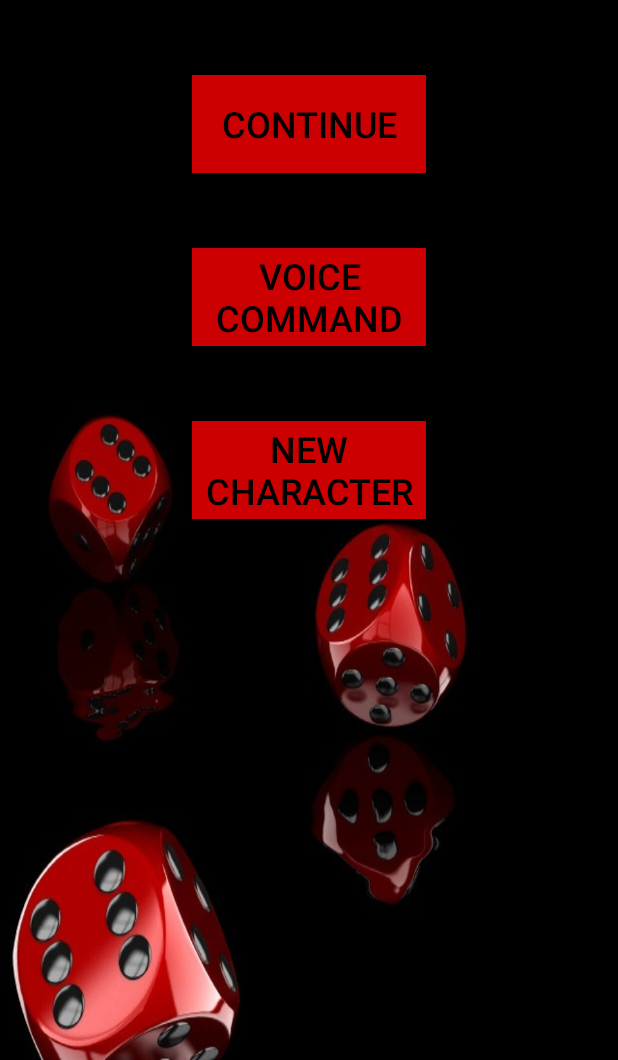
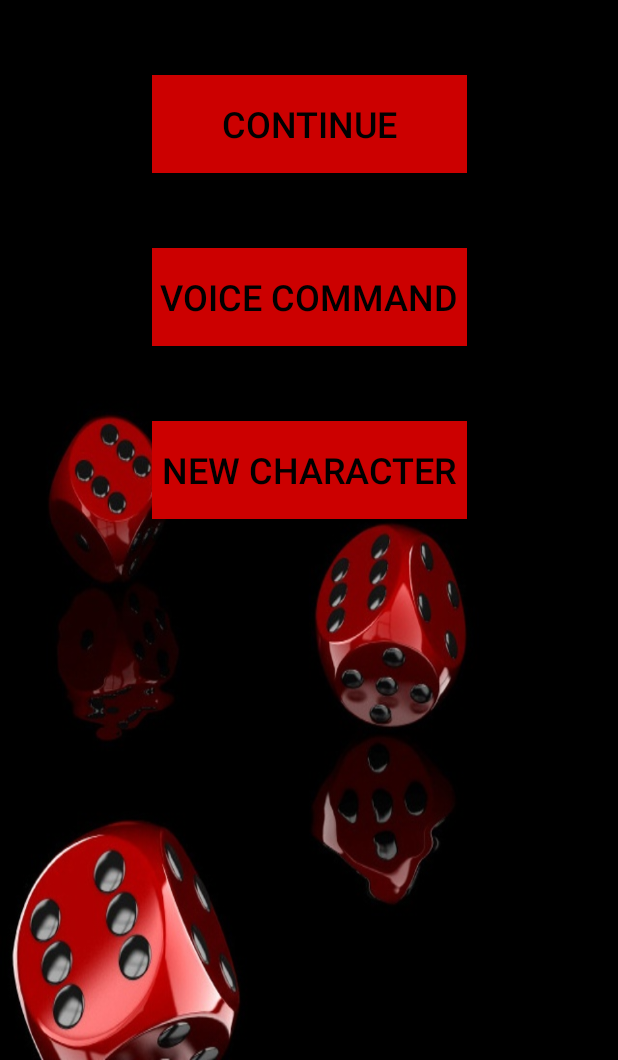
Before and after one commit to MatthewBing/Dragons-Roar, an Android app: the screen it shows after launch (MainMenuMainActivity), on a phone screen of 412 x 824 dp, the part 176-1236 px from its top. Run offline under Robolectric (Android 15) with nearby library versions, the phone set to English and light mode, and no system bars.

Commit message:
Updating with minor interface adjustments

```diff
--- a/app/build.gradle
+++ b/app/build.gradle
@@ -31,6 +31,7 @@ dependencies {
     compile 'ai.api:sdk:2.0.5@aar'
     // api.ai SDK dependencies
     compile 'com.android.support:appcompat-v7:25.2.0'
+    compile 'com.android.support:percent:25.2.0'
     compile 'commons-io:commons-io:2.4'
     compile fileTree(include: ['*.jar'], dir: 'libs')
     androidTestCompile('com.android.support.test.espresso:espresso-core:2.2.2', {
--- a/app/src/main/res/layout/mainmenu_content_main.xml
+++ b/app/src/main/res/layout/mainmenu_content_main.xml
@@ -13,8 +13,8 @@
     <Button
         android:id="@+id/newChar"
         style="@style/Widget.AppCompat.Button.Borderless.Colored"
-        android:layout_width="156dp"
-        android:layout_height="65dp"
+        android:layout_width="210sp"
+        android:layout_height="65sp"
         android:background="@android:color/holo_red_dark"
         android:text="New Character"
         android:textColor="@android:color/black"
@@ -28,8 +28,8 @@
     <Button
         android:id="@+id/voiceCommand"
         style="@style/Widget.AppCompat.Button.Borderless.Colored"
-        android:layout_width="156dp"
-        android:layout_height="65dp"
+        android:layout_width="210sp"
+        android:layout_height="65sp"
         android:background="@android:color/holo_red_dark"
         android:text="Voice Command"
         android:textColor="@android:color/black"
@@ -59,8 +59,8 @@
     <Button
         android:id="@+id/continueButton"
         style="@style/Widget.AppCompat.Button.Borderless.Colored"
-        android:layout_width="156dp"
-        android:layout_height="65dp"
+        android:layout_width="210sp"
+        android:layout_height="65sp"
         android:background="@android:color/holo_red_dark"
         android:text="Continue"
         android:textColor="@android:color/black"
```
Also changed, not shown: app/src/main/res/layout/activity_aibutton_sample.xml (+14 -11 lines), 2 other files.
